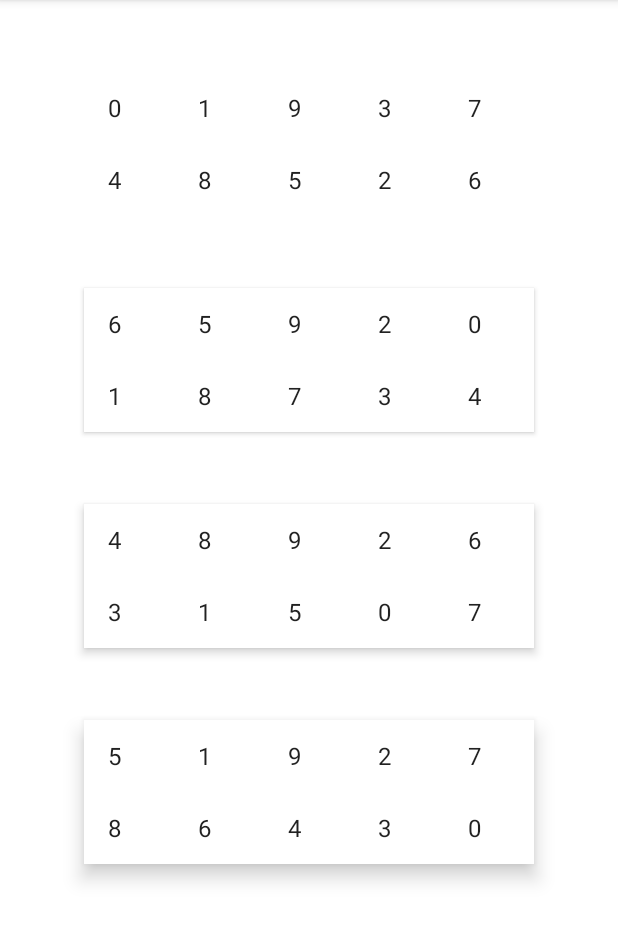
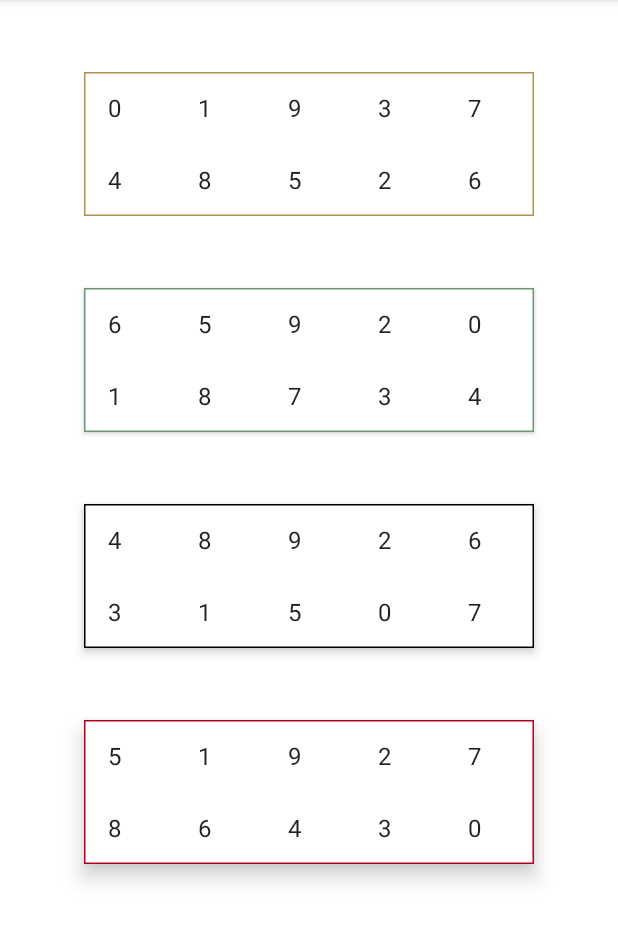
Before and after one commit to alorma/AndroidDarkModeEasy, an Android app: the screen it shows after launch (MainActivity), on a phone screen of 412 x 824 dp, the part 84-1028 px from its top. Run offline under Robolectric (Android 15) with nearby library versions, the phone set to English and light mode, and no system bars.

Commit message:
Add stroke

```diff
--- a/app/build.gradle
+++ b/app/build.gradle
@@ -22,6 +22,15 @@ android {
       proguardFiles getDefaultProguardFile('proguard-android-optimize.txt'), 'proguard-rules.pro'
     }
   }
+
+  compileOptions {
+    sourceCompatibility = JavaVersion.VERSION_1_8
+    targetCompatibility = JavaVersion.VERSION_1_8
+  }
+
+  kotlinOptions {
+    jvmTarget = "1.8"
+  }
 }
 
 dependencies {
--- a/app/src/main/java/com/alorma/demodaarkview/PinKeyboardView.kt
+++ b/app/src/main/java/com/alorma/demodaarkview/PinKeyboardView.kt
@@ -10,6 +10,7 @@ import android.widget.LinearLayout
 import android.widget.TextView
 import androidx.annotation.AttrRes
 import androidx.annotation.StyleRes
+import androidx.core.content.withStyledAttributes
 import androidx.core.view.ViewCompat
 import androidx.recyclerview.widget.GridLayoutManager
 import androidx.recyclerview.widget.RecyclerView
@@ -21,22 +22,56 @@ import kotlinx.android.synthetic.main.pin_keyboard.view.*
 class PinKeyboardView @JvmOverloads constructor(
     context: Context,
     attributeSet: AttributeSet? = null,
-    @AttrRes defStyleAttr: Int = 0,
-    @StyleRes defStyleRes: Int = 0
+    @AttrRes defStyleAttr: Int = R.attr.pinKeyboardStyle,
+    @StyleRes defStyleRes: Int = R.style.Widget_Demo_Pin
 ) : LinearLayout(context, attributeSet, defStyleAttr, defStyleRes) {
+
+    private var strokeWidth: Float = 0f
+    private var strokeColor: ColorStateList = ColorStateList.valueOf(
+        MaterialColors.getColor(this, R.attr.colorPrimary)
+    )
 
     init {
         inflate(context, R.layout.pin_keyboard, this)
 
+        initAttributes(context, attributeSet, defStyleAttr, defStyleRes)
+        initBackground(context)
+
+        setupNumber(context)
+    }
+
+    private fun initAttributes(
+        context: Context,
+        attributeSet: AttributeSet?,
+        defStyleAttr: Int,
+        defStyleRes: Int
+    ) {
+
+        context.withStyledAttributes(
+            attributeSet,
+            R.styleable.PinKeyboardView,
+            defStyleAttr,
+            defStyleRes
+        ) {
+            strokeColor = getColorStateList(R.styleable.PinKeyboardView_strokeColor) ?: strokeColor
+            strokeWidth = getDimension(R.styleable.PinKeyboardView_strokeWidth, 0f)
+        }
+    }
+
+    private fun initBackground(context: Context) {
         val materialDrawable = MaterialShapeDrawable()
+
         materialDrawable.initializeElevationOverlay(context)
+        materialDrawable.elevation = ViewCompat.getElevation(this)
+
         materialDrawable.fillColor = ColorStateList.valueOf(
             MaterialColors.getColor(this, R.attr.colorSurface)
         )
-        materialDrawable.elevation = ViewCompat.getElevation(this)
+
+        materialDrawable.strokeWidth = strokeWidth
+        materialDrawable.strokeColor = strokeColor
+
         ViewCompat.setBackground(this, materialDrawable)
-
-        setupNumber(context)
     }
 
     private fun setupNumber(context: Context) {
--- a/app/src/main/res/layout/activity_main.xml
+++ b/app/src/main/res/layout/activity_main.xml
@@ -35,6 +35,7 @@
         android:id="@+id/pin2"
         android:layout_width="300dp"
         android:layout_height="wrap_content"
+        style="@style/Widget.Demo.Pin.Secondary"
         android:elevation="2dp" />
 
     <Space
@@ -45,6 +46,7 @@
         android:id="@+id/pin4"
         android:layout_width="300dp"
         android:layout_height="wrap_content"
+        style="@style/Widget.Demo.Pin.OnSurface"
         android:elevation="4dp" />
 
     <Space
@@ -55,6 +57,7 @@
         android:id="@+id/pin8"
         android:layout_width="300dp"
         android:layout_height="wrap_content"
+        style="@style/Widget.Demo.Pin.Error"
         android:elevation="8dp" />
 
 
--- /dev/null
+++ b/app/src/main/res/values/attrs.xml
@@ -0,0 +1,12 @@
+<?xml version="1.0" encoding="utf-8"?>
+<resources>
+
+    <declare-styleable name="PinKeyboardView">
+
+        <attr name="strokeWidth" format="dimension" />
+        <attr name="strokeColor" format="color" />
+
+    </declare-styleable>
+
+    <attr name="pinKeyboardStyle" format="reference"/>
+</resources>
--- a/app/src/main/res/values/styles.xml
+++ b/app/src/main/res/values/styles.xml
@@ -7,6 +7,24 @@
         <item name="android:statusBarColor">?colorPrimarySurface</item>
         <item name="toolbarStyle">@style/Widget.MaterialComponents.Toolbar.PrimarySurface</item>
         <item name="appBarLayoutStyle">@style/Widget.MaterialComponents.AppBarLayout.PrimarySurface</item>
+        <item name="pinKeyboardStyle">@style/Widget.Demo.Pin</item>
+    </style>
+
+    <style name="Widget.Demo.Pin" parent="android:Widget">
+        <item name="strokeWidth">1dp</item>
+        <item name="strokeColor">?colorPrimary</item>
+    </style>
+
+    <style name="Widget.Demo.Pin.Secondary">
+        <item name="strokeColor">?colorSecondary</item>
+    </style>
+
+    <style name="Widget.Demo.Pin.Error">
+        <item name="strokeColor">?colorError</item>
+    </style>
+
+    <style name="Widget.Demo.Pin.OnSurface">
+        <item name="strokeColor">?colorOnSurface</item>
     </style>
 
 </resources>
```
